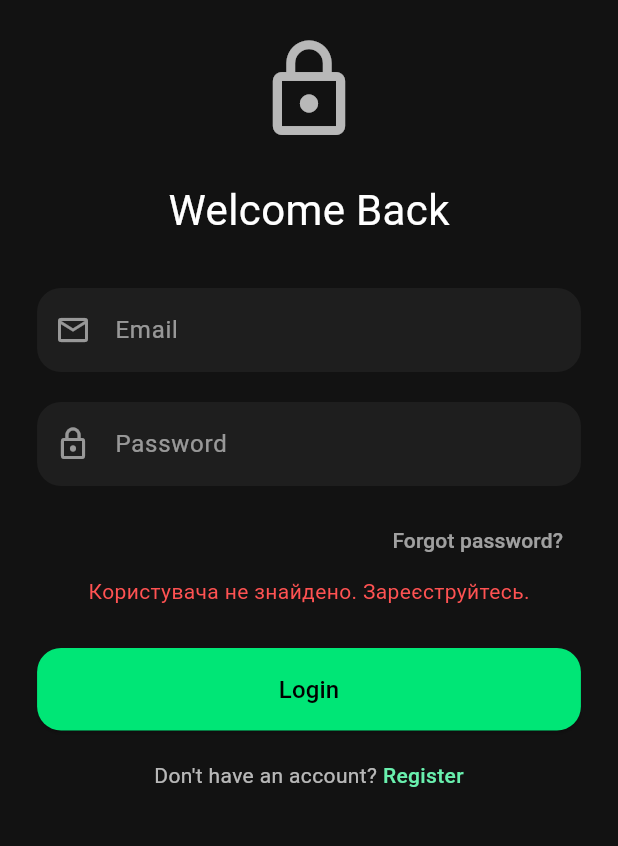
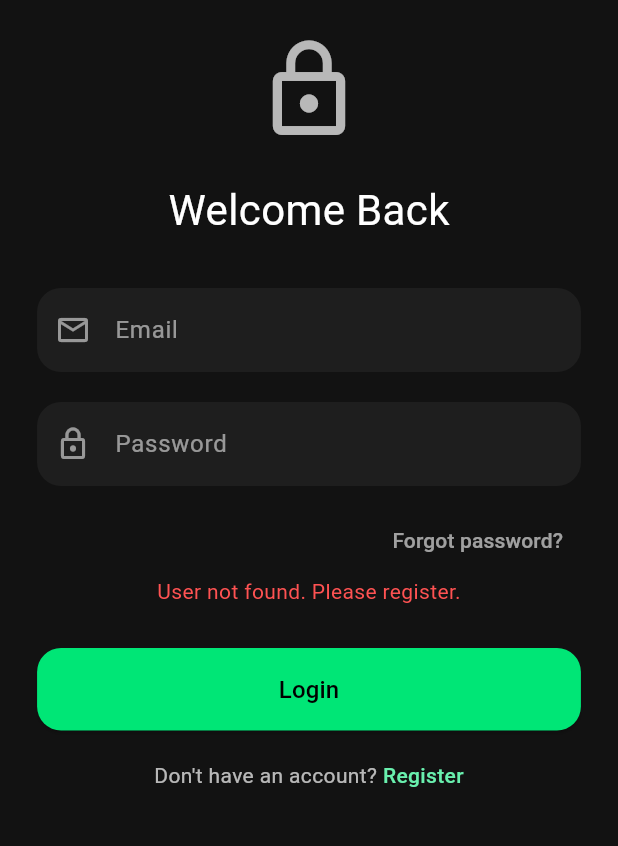
Before and after one commit to rikalkura/Labs_Mobile, a Flutter app: the screen it shows after launch, after a tap on "Login", on a phone screen of 412 x 824 dp, the part 84-930 px from its top. Run offline on Flutter 3.47's test engine with Material 3 defaults, Android fonts, the phone set to English and light mode, and no system bars; our stand-ins replace connectivity_plus, shared_preferences; missing offline and left inert: mqtt_client.

Commit message:
lab_4: done. v.0.1.0

```diff
--- a/lib/main.dart
+++ b/lib/main.dart
@@ -3,6 +3,8 @@ import 'package:untitled/src/screens/auth/login_page.dart';
 import 'package:untitled/src/screens/auth/register_page.dart';
 import 'package:untitled/src/screens/home/home_page.dart';
 import 'package:untitled/src/screens/home/profile_page.dart';
+import 'package:untitled/src/repo/implementation/user_repository_local.dart';
+import 'package:untitled/src/services/connectivity_service.dart';
 
 void main() {
   runApp(const MyApp());
@@ -11,15 +13,49 @@ void main() {
 class MyApp extends StatelessWidget {
   const MyApp({super.key});
 
+  Future<(bool isLoggedIn, bool isOnline)> _checkAuthAndInternet() async {
+    final storage = SharedPrefsUserStorage();
+    final connectivity = ConnectivityService();
+
+    final user = await storage.getUser();
+    final isOnline = await connectivity.isConnected();
+
+    return (user != null, isOnline);
+  }
+
   @override
   Widget build(BuildContext context) {
     return MaterialApp(
       title: 'Spider Scanner',
       debugShowCheckedModeBanner: false,
       theme: ThemeData.dark(),
-      initialRoute: '/',
+      home: FutureBuilder<(bool, bool)>(
+        future: _checkAuthAndInternet(),
+        builder: (context, snapshot) {
+          if (!snapshot.hasData) {
+            return const Scaffold(body: Center(child: CircularProgressIndicator()));
+          }
+
+          final (isLoggedIn, isOnline) = snapshot.data!;
+
+          // Якщо залогінено, але немає Інтернету — покажемо попередження
+          if (isLoggedIn && !isOnline) {
+            // використаємо post frame callback щоб не зламати build
+            WidgetsBinding.instance.addPostFrameCallback((_) {
+              ScaffoldMessenger.of(context).showSnackBar(
+                const SnackBar(
+                  content: Text("Offline mode: limited functionality"),
+                  backgroundColor: Colors.orangeAccent,
+                ),
+              );
+            });
+          }
+
+          return isLoggedIn ? const HomePage() : const LoginPage();
+        },
+      ),
       routes: {
-        '/': (context) => const LoginPage(),
+        '/login': (context) => const LoginPage(),
         '/register': (context) => const RegisterPage(),
         '/home': (context) => const HomePage(),
         '/profile': (context) => const ProfilePage(),
--- a/lib/src/data/spider_scanner_storage.dart
+++ b/lib/src/data/spider_scanner_storage.dart
@@ -1,5 +1,5 @@
 import 'dart:convert';
-import 'package:shared_preferences/shared_preferences.dart';
+import "package:shared_preferences/shared_preferences.dart";
 import '../models/spider_scanner.dart';
 
 class SpiderScannerStorage {
--- a/lib/src/screens/auth/login_page.dart
+++ b/lib/src/screens/auth/login_page.dart
@@ -1,6 +1,6 @@
 import 'package:flutter/material.dart';
-
 import '../../repo/implementation/user_repository_local.dart';
+import '../../services/connectivity_service.dart';
 
 class LoginPage extends StatefulWidget {
   const LoginPage({super.key});
@@ -13,6 +13,7 @@ class _LoginPageState extends State<LoginPage> {
   final emailController = TextEditingController();
   final passwordController = TextEditingController();
   final storage = SharedPrefsUserStorage();
+  final connectivity = ConnectivityService();
 
   String? errorMessage;
 
@@ -107,18 +108,32 @@ class _LoginPageState extends State<LoginPage> {
                         width: double.infinity,
                         child: ElevatedButton(
                           onPressed: () async {
+                            final isOnline = await connectivity.isConnected();
+                            if (!isOnline) {
+                              if (!mounted) return;
+                              ScaffoldMessenger.of(context).showSnackBar(
+                                const SnackBar(
+                                  content: Text("No internet connection"),
+                                  backgroundColor: Colors.orange,
+                                ),
+                              );
+                              return;
+                            }
+
                             final enteredEmail = emailController.text.trim();
                             final enteredPassword = passwordController.text;
+                            final savedUser = await storage.getUser();
 
-                            final savedUser = await storage.getUser();
+                            if (!mounted) return;
+
                             if (savedUser == null) {
-                              setState(() => errorMessage = 'Користувача не знайдено. Зареєструйтесь.');
+                              setState(() => errorMessage = 'User not found. Please register.');
                               return;
                             }
 
                             if (savedUser['email'] != enteredEmail ||
                                 savedUser['password'] != enteredPassword) {
-                              setState(() => errorMessage = 'Невірна пошта або пароль');
+                              setState(() => errorMessage = 'Incorrect email or password');
                               return;
                             }
 
--- /dev/null
+++ b/lib/src/services/connectivity_service.dart
@@ -0,0 +1,13 @@
+import 'package:connectivity_plus/connectivity_plus.dart';
+
+class ConnectivityService {
+  final Connectivity _connectivity = Connectivity();
+
+  Future<bool> isConnected() async {
+    final result = await _connectivity.checkConnectivity();
+    return result != ConnectivityResult.none;
+  }
+
+  Stream<ConnectivityResult> get onStatusChanged =>
+      _connectivity.onConnectivityChanged;
+}
--- a/pubspec.yaml
+++ b/pubspec.yaml
@@ -30,7 +30,8 @@ environment:
 dependencies:
   flutter:
     sdk: flutter
-
+  connectivity_plus: ^5.0.2
+  mqtt_client: ^10.2.0
   # The following adds the Cupertino Icons font to your application.
   # Use with the CupertinoIcons class for iOS style icons.
   cupertino_icons: ^1.0.8
@@ -38,7 +39,7 @@ dependencies:
 dev_dependencies:
   flutter_test:
     sdk: flutter
-  shared_preferences: ^2.2.2
+  shared_preferences: ^2.2.0
   # The "flutter_lints" package below contains a set of recommended lints to
   # encourage good coding practices. The lint set provided by the package is
   # activated in the `analysis_options.yaml` file located at the root of your
```
Also changed, not shown: lib/src/screens/home/home_page.dart (+97 -3 lines), lib/src/screens/home/profile_page.dart (+32 -16 lines), lib/src/services/mqtt_service.dart (added, +138 -0 lines), pubspec.lock.
